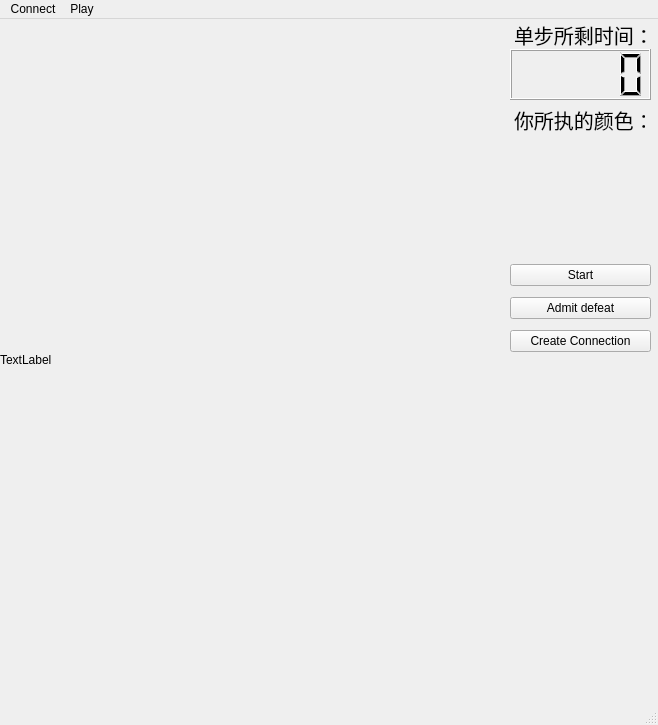
First picture: the form in mainwindow.ui, repository Zhang-RQ/Chess_Client, before the edit.
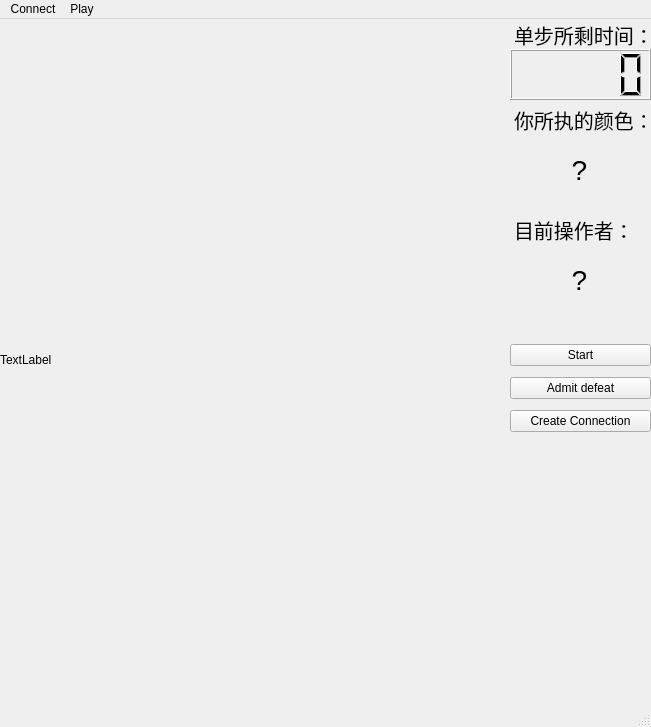
Second picture: the form after the edit. Custom widgets are drawn as their Qt base class.

```diff
--- a/mainwindow.ui
+++ b/mainwindow.ui
@@ -6,8 +6,8 @@
    <rect>
     <x>0</x>
     <y>0</y>
-    <width>658</width>
-    <height>725</height>
+    <width>651</width>
+    <height>727</height>
    </rect>
   </property>
   <property name="windowTitle">
@@ -77,7 +77,7 @@
     <property name="geometry">
      <rect>
       <x>510</x>
-      <y>240</y>
+      <y>320</y>
       <width>141</width>
       <height>101</height>
      </rect>
@@ -106,14 +106,74 @@
      </item>
     </layout>
    </widget>
+   <widget class="QLabel" name="label_4">
+    <property name="geometry">
+     <rect>
+      <x>514</x>
+      <y>120</y>
+      <width>131</width>
+      <height>61</height>
+     </rect>
+    </property>
+    <property name="font">
+     <font>
+      <pointsize>21</pointsize>
+     </font>
+    </property>
+    <property name="text">
+     <string>?</string>
+    </property>
+    <property name="alignment">
+     <set>Qt::AlignCenter</set>
+    </property>
+   </widget>
+   <widget class="QLabel" name="label_5">
+    <property name="geometry">
+     <rect>
+      <x>514</x>
+      <y>190</y>
+      <width>131</width>
+      <height>41</height>
+     </rect>
+    </property>
+    <property name="font">
+     <font>
+      <pointsize>15</pointsize>
+     </font>
+    </property>
+    <property name="text">
+     <string>目前操作者：</string>
+    </property>
+   </widget>
+   <widget class="QLabel" name="label_6">
+    <property name="geometry">
+     <rect>
+      <x>514</x>
+      <y>230</y>
+      <width>131</width>
+      <height>61</height>
+     </rect>
+    </property>
+    <property name="font">
+     <font>
+      <pointsize>21</pointsize>
+     </font>
+    </property>
+    <property name="text">
+     <string>?</string>
+    </property>
+    <property name="alignment">
+     <set>Qt::AlignCenter</set>
+    </property>
+   </widget>
   </widget>
   <widget class="QMenuBar" name="menubar">
    <property name="geometry">
     <rect>
      <x>0</x>
      <y>0</y>
-     <width>658</width>
-     <height>24</height>
+     <width>651</width>
+     <height>22</height>
     </rect>
    </property>
    <widget class="QMenu" name="menuConnect">
```
